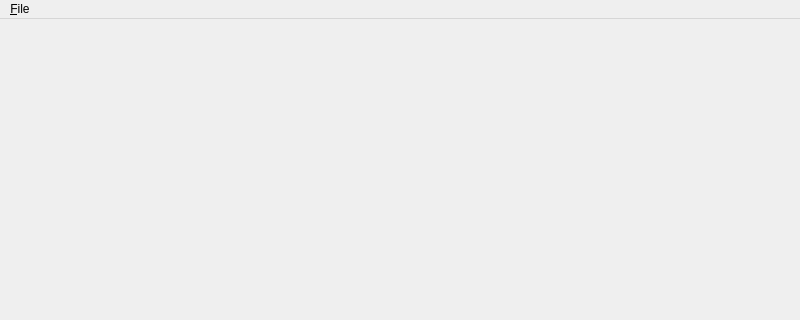
terrabela/OGRaySpY, file ui/ograyspy_main.ui: the form before one commit; both pictures show x 0 to 800 and y 0 to 320 of the 800 by 600 pixel window.
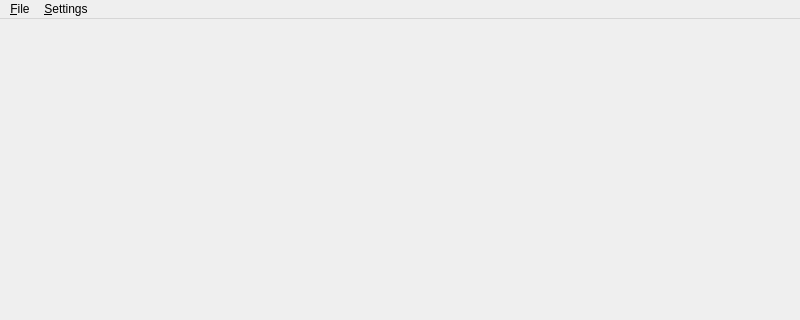
The form after the commit.

Commit message: Moving from PyQt5 to PySide2: developing UI

What changed in the file:
```diff
--- a/ui/ograyspy_main.ui
+++ b/ui/ograyspy_main.ui
@@ -34,7 +34,14 @@
     <addaction name="separator"/>
     <addaction name="actionE_xit"/>
    </widget>
+   <widget class="QMenu" name="menu_Settings">
+    <property name="title">
+     <string>&amp;Settings</string>
+    </property>
+    <addaction name="actionLanguages"/>
+   </widget>
    <addaction name="menuFile"/>
+   <addaction name="menu_Settings"/>
   </widget>
   <widget class="QStatusBar" name="statusbar"/>
   <action name="action_Open_a_spectrum">
```
Left out of the diff: 5 changed lines with no effect on the pictures. The commit also changes 7 other files.
